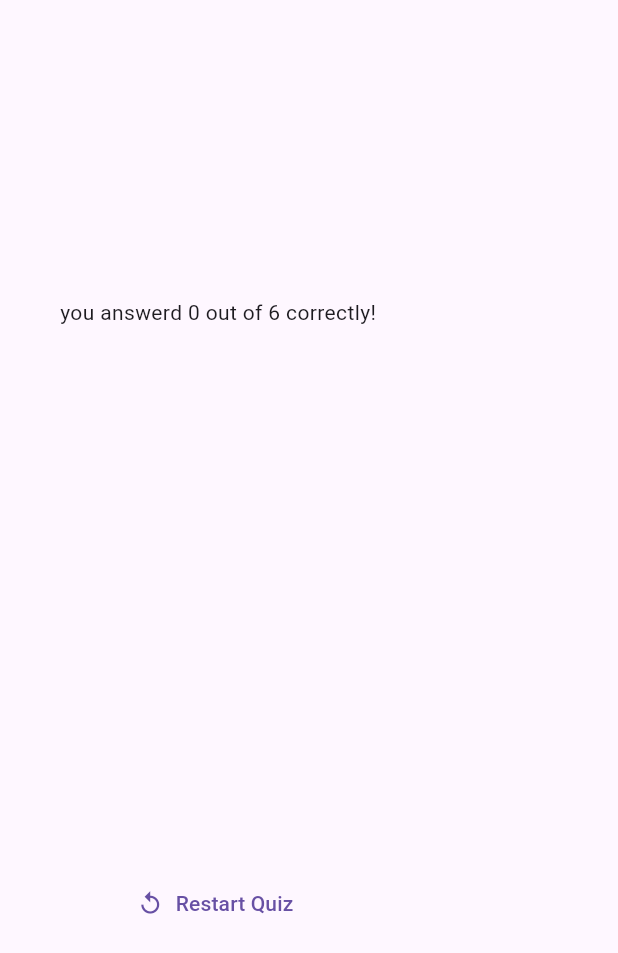
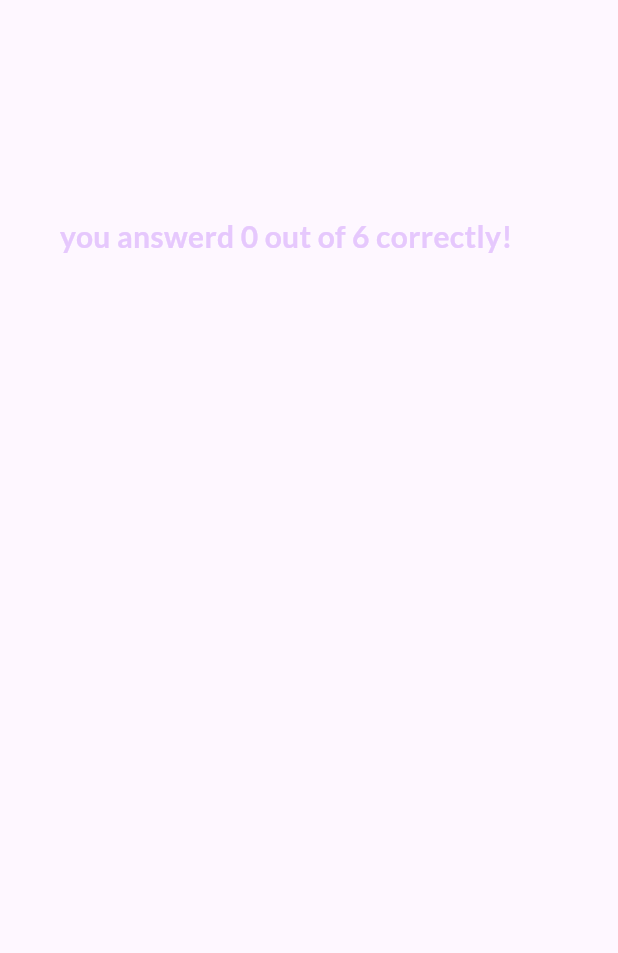
Before and after one commit to Ahmad-Kaddour/Flutter-Course, a Flutter app: the ResultsScreen widget shown alone on an empty page, opened directly with empty values, on a phone screen of 412 x 824 dp. Shown: the top 953 px of the screen. Run offline on Flutter 3.47's test engine with Material 3 defaults, Android fonts, the phone set to English and light mode, and no system bars; our stand-ins replace google_fonts.

Commit message:
re-designing summary screen

```diff
--- /dev/null
+++ b/quiz_app/lib/questions_summary/questions_summary.dart
@@ -0,0 +1,23 @@
+import 'package:flutter/material.dart';
+import 'package:quiz_app/questions_summary/summary_item.dart';
+
+class QuestionsSummary extends StatelessWidget {
+  const QuestionsSummary(this.summaryData, {super.key});
+
+  final List<Map<String, Object>> summaryData;
+
+  @override
+  Widget build(BuildContext context) {
+    return SizedBox(
+      height: 400,
+      child: SingleChildScrollView(
+        child: Column(
+          children:
+              summaryData.map((data) {
+                return SummaryItem(data);
+              }).toList(),
+        ),
+      ),
+    );
+  }
+}
--- a/quiz_app/lib/results_screen.dart
+++ b/quiz_app/lib/results_screen.dart
@@ -1,12 +1,17 @@
-import 'package:flutter/foundation.dart';
 import 'package:flutter/material.dart';
+import 'package:google_fonts/google_fonts.dart';
 import 'package:quiz_app/data/questions.dart';
-import 'package:quiz_app/questions_summary.dart';
+import 'package:quiz_app/questions_summary/questions_summary.dart';
 
 class ResultsScreen extends StatelessWidget {
-  const ResultsScreen({required this.choosenAnswers, super.key});
+  const ResultsScreen({
+    required this.choosenAnswers,
+    required this.onRestart,
+    super.key,
+  });
 
   final List<String> choosenAnswers;
+  final void Function() onRestart;
 
   List<Map<String, Object>> getSummaryData() {
     final List<Map<String, Object>> summary = [];
@@ -23,12 +28,12 @@ class ResultsScreen extends StatelessWidget {
 
   @override
   Widget build(BuildContext context) {
-    final SummaryData = getSummaryData();
+    final summaryData = getSummaryData();
     final totalQuestions = questions.length;
     final correctQuestions =
-        SummaryData.where(
-          (data) => data['correct_answer'] == data['user_answer'],
-        ).length;
+        summaryData
+            .where((data) => data['correct_answer'] == data['user_answer'])
+            .length;
 
     return Container(
       margin: EdgeInsets.all(40),
@@ -37,14 +42,21 @@ class ResultsScreen extends StatelessWidget {
         children: [
           Text(
             'you answerd $correctQuestions out of $totalQuestions correctly!',
+            style: GoogleFonts.lato(
+              color: const Color.fromARGB(255, 230, 200, 253),
+              fontSize: 20,
+              fontWeight: FontWeight.bold,
+            ),
+            textAlign: TextAlign.center,
           ),
           SizedBox(height: 30),
-          QuestionsSummary(summaryData: SummaryData),
+          QuestionsSummary(summaryData),
           SizedBox(height: 30),
           TextButton.icon(
-            onPressed: () {},
-            icon: Icon(Icons.replay),
-            label: Text('Restart Quiz'),
+            onPressed: onRestart,
+            style: TextButton.styleFrom(foregroundColor: Colors.white),
+            icon: const Icon(Icons.refresh),
+            label: const Text('Restart Quiz!'),
           ),
         ],
       ),
```
Also changed, not shown: quiz_app/lib/questions_summary.dart (deleted, +0 -36 lines), quiz_app/lib/questions_summary/question_identifier.dart (added, +36 -0 lines), quiz_app/lib/questions_summary/summary_item.dart (added, +57 -0 lines), quiz_app/lib/quiz.dart (+11 -1 lines).
